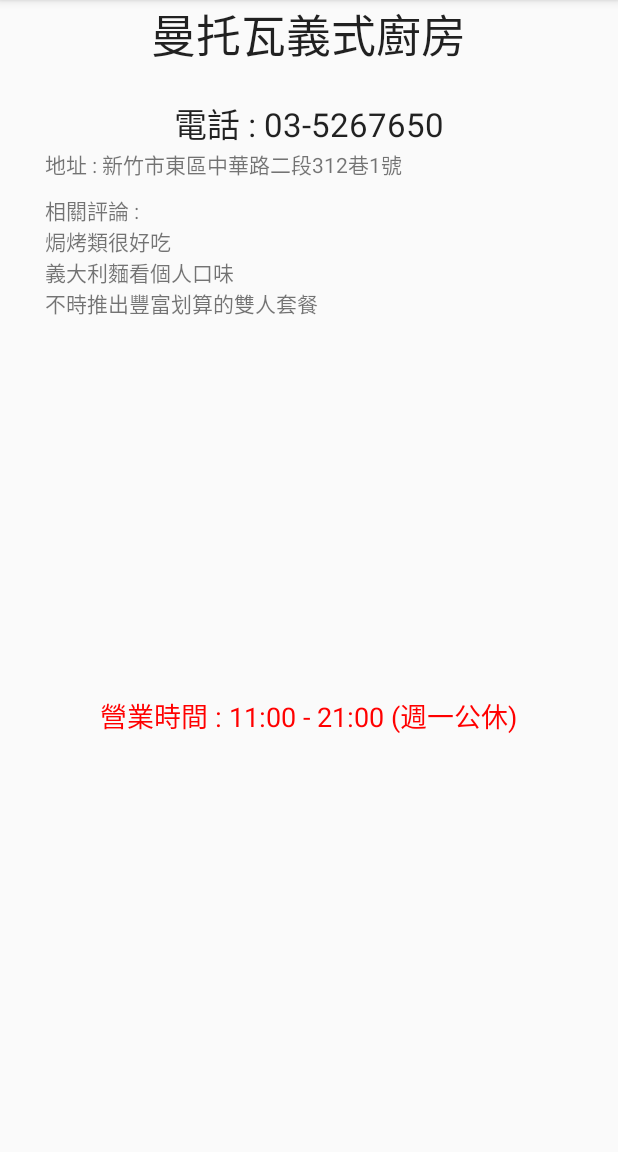
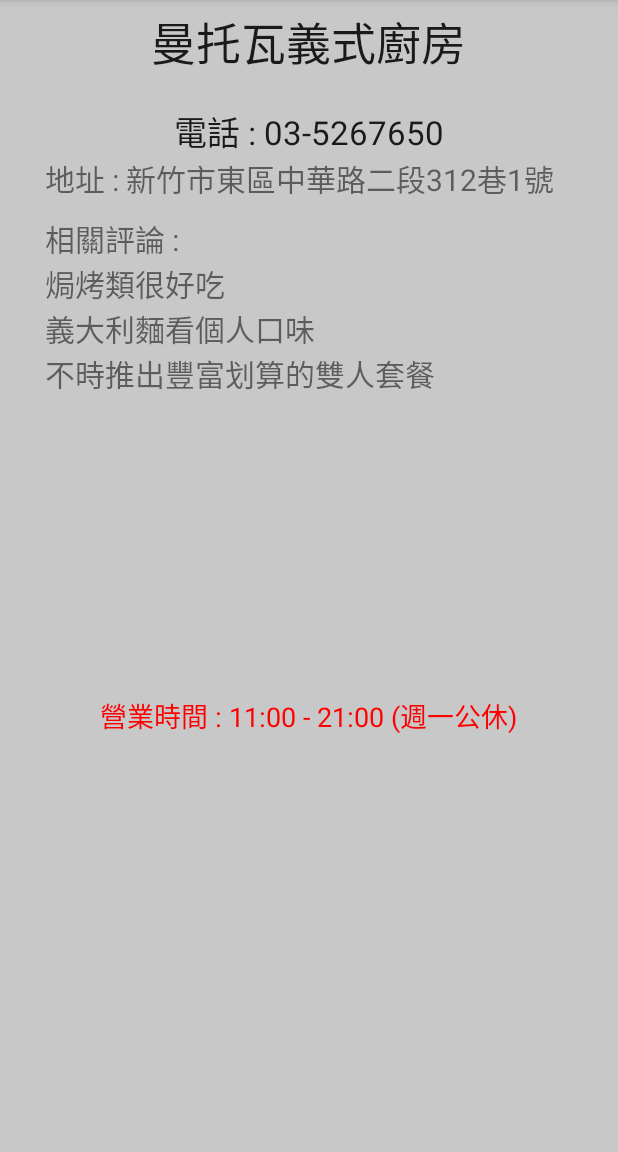
Before and after one commit to LiangWei-Chang/Software_Studio_FinalProject, an Android app: the DetailActivity screen opened directly, with no data from a screen before it, on a phone screen of 412 x 824 dp, the part 84-1236 px from its top. Run offline under Robolectric (Android 15) with nearby library versions, the phone set to English and light mode, and no system bars.

Commit message:
detail activity xml updated

```diff
--- a/app/src/main/res/layout/activity_detail.xml
+++ b/app/src/main/res/layout/activity_detail.xml
@@ -12,7 +12,8 @@
         android:orientation="vertical"
         android:layout_width="match_parent"
         android:layout_height="match_parent"
-        android:gravity="center_horizontal">
+        android:gravity="center_horizontal"
+        android:background="#C8C8C8" >
     <LinearLayout
         android:orientation="vertical"
         android:layout_width="match_parent"
@@ -27,9 +28,8 @@
             android:text="Large Text"
             android:id="@+id/detail_name"
             android:layout_gravity="center_horizontal|top"
-            android:textSize="30dp" />
-
-
+            android:textSize="30dp"
+            android:layout_marginTop="5dp"/>
 
         <TextView
             android:layout_width="wrap_content"
@@ -39,6 +39,7 @@
             android:id="@+id/detail_tel"
             android:clickable="true"
             android:layout_marginTop="20dp"/>
+
         <TextView
             android:layout_width="wrap_content"
             android:layout_height="wrap_content"
@@ -47,6 +48,7 @@
             android:id="@+id/detail_location"
             android:layout_gravity="left"
             android:layout_marginLeft="30dp"
+            android:textSize="20dp"
              />
 
         <TextView
@@ -57,7 +59,8 @@
             android:id="@+id/detail_comment"
             android:layout_gravity="left"
             android:layout_marginTop="10dp"
-            android:layout_marginLeft="30dp" />
+            android:layout_marginLeft="30dp"
+            android:textSize="20dp"/>
 
 
 
```
